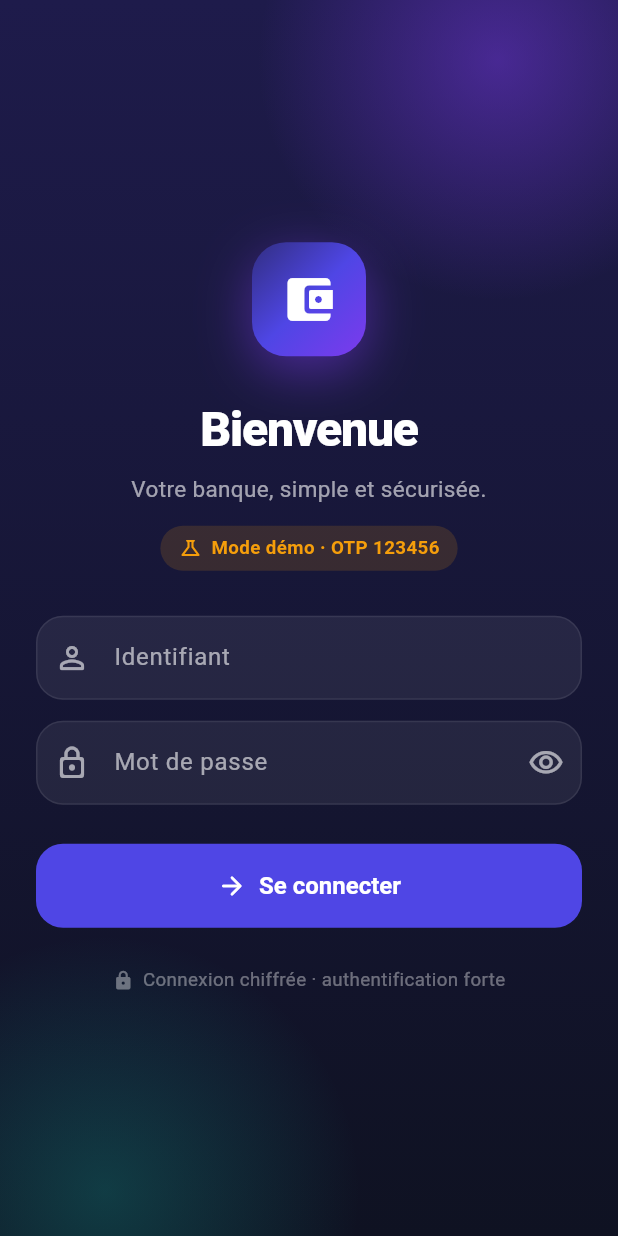
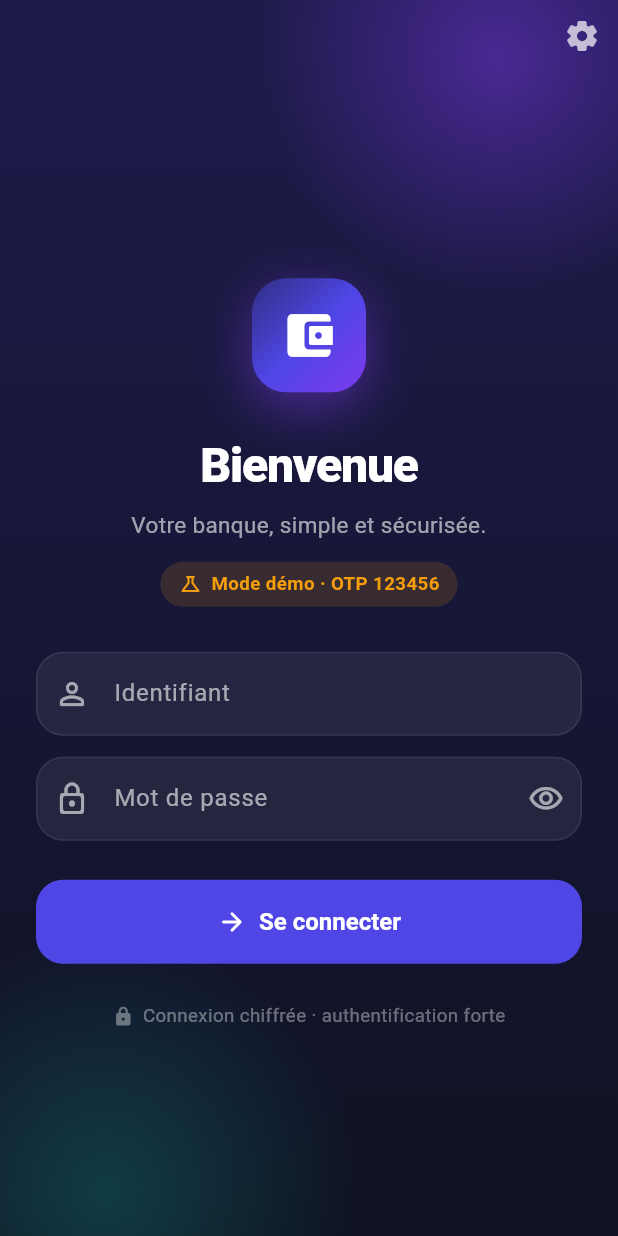
Before and after one commit to obssieh-hash/GodaFret, a Flutter app: the screen it shows after launch, on a phone screen of 412 x 824 dp. Run offline on Flutter 3.47's test engine with Material 3 defaults, Android fonts, the phone set to English and light mode, and no system bars; our stand-ins replace dio, fl_chart, flutter_secure_storage, local_auth; accounts and stored records are empty.

Commit message:
Installation sur un serveur Ubuntu du réseau local + serveur réglable dans l'app
- infra/install-local.sh : installe Docker, génère .env (mots de passe
  aléatoires, IP détectée), démarre la pile en HTTP sur le réseau local
  (docker-compose.lan.yml, Caddyfile.lan) et autorise le HTTP dans Keycloak.
- infra/demo-local.sh : client de démonstration en une commande.
- seed_demo.py : mot de passe Fineract généré sans caractères répétés
  (refusé aléatoirement par la politique Fineract).
- App : réglage « Serveur » (⚙️ sur l'écran de connexion) pour saisir l'IP
  sans recompiler ; HTTP autorisé en release seulement avec
  --android-project-arg=allowCleartext=true.
- INSTALLATION-LOCALE.md : guide pas à pas.

Testé : pile complète via l'IP du serveur (Keycloak, Fineract mobile,
Mifos X) et test d'intégration de l'app contre cette pile.

Co-Authored-By: Claude Opus 5.5 <noreply@anthropic.com>
Claude-Session: https://claude.ai/code/session_01TmYZEDVfgo2yzSnQJTWQgz

```diff
--- a/mobile/lib/config/app_config.dart
+++ b/mobile/lib/config/app_config.dart
@@ -79,6 +79,35 @@ class AppConfig {
 
   bool get isDemo => authMode == AuthMode.demo;
 
+  AppConfig copyWith({AuthMode? authMode, String? fineractUrl, String? keycloakUrl}) => AppConfig(
+        authMode: authMode ?? this.authMode,
+        fineractUrl: fineractUrl ?? this.fineractUrl,
+        tenant: tenant,
+        keycloakUrl: keycloakUrl ?? this.keycloakUrl,
+        keycloakRealm: keycloakRealm,
+        keycloakClientId: keycloakClientId,
+        mfaRequired: mfaRequired,
+        currency: currency,
+        lockAfter: lockAfter,
+      );
+
+  /// URLs déduites d'une adresse de serveur installé en réseau local
+  /// (`infra/install-local.sh`) : Keycloak sur 8081, API mobile sur 8082.
+  /// Une adresse commençant par http(s):// est utilisée telle quelle comme base.
+  static ({String fineract, String keycloak}) urlsForHost(String host) {
+    var h = host.trim();
+    while (h.endsWith('/')) {
+      h = h.substring(0, h.length - 1);
+    }
+    if (h.startsWith('http://') || h.startsWith('https://')) {
+      final uri = Uri.parse(h);
+      final base = '${uri.scheme}://${uri.host}';
+      return (fineract: '$base:8082/fineract-provider/api/v1', keycloak: '$base:8081');
+    }
+    final hostOnly = h.split(':').first;
+    return (fineract: 'http://$hostOnly:8082/fineract-provider/api/v1', keycloak: 'http://$hostOnly:8081');
+  }
+
   String get keycloakTokenUrl =>
       '$keycloakUrl/realms/$keycloakRealm/protocol/openid-connect/token';
 
--- a/mobile/lib/main.dart
+++ b/mobile/lib/main.dart
@@ -16,6 +16,7 @@ import 'services/demo_repository.dart';
 import 'services/fineract_repository.dart';
 import 'services/pin_service.dart';
 import 'services/secure_store.dart';
+import 'services/server_settings.dart';
 import 'state/bank_controller.dart';
 import 'state/session_controller.dart';
 import 'state/theme_controller.dart';
@@ -29,9 +30,37 @@ Future<void> main() async {
   WidgetsFlutterBinding.ensureInitialized();
   Intl.defaultLocale = 'fr_FR';
   await initializeDateFormatting('fr_FR');
+  runApp(const AppRoot());
+}
 
-  final config = AppConfig.fromEnvironment();
+/// Construit les services selon la configuration (compilation + serveur choisi
+/// dans l'application) et les reconstruit quand l'utilisateur change de serveur.
+class AppRoot extends StatefulWidget {
+  const AppRoot({super.key});
+
+  static AppRootState of(BuildContext context) => context.findAncestorStateOfType<AppRootState>()!;
+
+  @override
+  State<AppRoot> createState() => AppRootState();
+}
+
+class AppRootState extends State<AppRoot> {
   final store = SecureStore();
+  late final settings = ServerSettings(store);
+  final theme = ThemeController();
+  SessionController? _session;
+  BankController? _bank;
+  int _generation = 0;
+
+  @override
+  void initState() {
+    super.initState();
+    restart();
+  }
+
+  /// (Re)crée l'authentification, l'accès aux données et la session.
+  Future<void> restart() async {
+    final config = await settings.apply(AppConfig.fromEnvironment());
     final AuthService auth = switch (config.authMode) {
       AuthMode.demo => DemoAuthService(store),
       AuthMode.keycloak => KeycloakAuthService(config, store),
@@ -40,19 +69,34 @@ Future<void> main() async {
     final BankRepository repo = config.isDemo
         ? DemoRepository()
         : FineractRepository(FineractApi(config, authHeaders: auth.authHeaders), auth);
-
     final session = SessionController(config: config, auth: auth, pin: PinService(store), store: store);
     final bank = BankController(repo, onUnauthorized: session.onUnauthorized);
-  session.init();
+    await session.init();
+    if (!mounted) return;
+    setState(() {
+      _session = session;
+      _bank = bank;
+      _generation++;
+    });
+  }
 
-  runApp(GodaFretApp(session: session, bank: bank));
+  @override
+  Widget build(BuildContext context) {
+    final session = _session;
+    final bank = _bank;
+    if (session == null || bank == null) {
+      return const MaterialApp(debugShowCheckedModeBanner: false, home: AuthScaffold(child: Center(child: BrandLogo(size: 84))));
+    }
+    return GodaFretApp(key: ValueKey(_generation), session: session, bank: bank, theme: theme);
+  }
 }
 
 class GodaFretApp extends StatelessWidget {
-  const GodaFretApp({super.key, required this.session, required this.bank});
+  const GodaFretApp({super.key, required this.session, required this.bank, this.theme});
 
   final SessionController session;
   final BankController bank;
+  final ThemeController? theme;
 
   @override
   Widget build(BuildContext context) {
@@ -60,7 +104,7 @@ class GodaFretApp extends StatelessWidget {
       providers: [
         ChangeNotifierProvider.value(value: session),
         ChangeNotifierProvider.value(value: bank),
-        ChangeNotifierProvider(create: (_) => ThemeController()),
+        if (theme != null) ChangeNotifierProvider.value(value: theme!) else ChangeNotifierProvider(create: (_) => ThemeController()),
       ],
       child: Consumer<ThemeController>(
         builder: (context, theme, _) => MaterialApp(
--- /dev/null
+++ b/mobile/lib/services/server_settings.dart
@@ -0,0 +1,42 @@
+import '../config/app_config.dart';
+import 'secure_store.dart';
+
+/// Serveur choisi dans l'application (écran de connexion › ⚙️).
+/// Prioritaire sur la configuration de compilation (--dart-define).
+class ServerSettings {
+  ServerSettings(this.store);
+
+  final SecureStore store;
+
+  static const _mode = 'server_mode';
+  static const _fineract = 'server_fineract_url';
+  static const _keycloak = 'server_keycloak_url';
+  static const _host = 'server_host';
+
+  Future<AppConfig> apply(AppConfig base) async {
+    final mode = await store.read(_mode);
+    if (mode == null) return base;
+    final authMode = AuthMode.values.firstWhere((m) => m.name == mode, orElse: () => base.authMode);
+    return base.copyWith(
+      authMode: authMode,
+      fineractUrl: await store.read(_fineract),
+      keycloakUrl: await store.read(_keycloak),
+    );
+  }
+
+  Future<String?> host() => store.read(_host);
+
+  Future<void> save({
+    required AuthMode mode,
+    String? host,
+    String? fineractUrl,
+    String? keycloakUrl,
+  }) async {
+    // Changer de serveur invalide la session et le PIN de l'ancien.
+    await store.clearSession();
+    await store.write(_mode, mode.name);
+    await store.write(_host, host);
+    await store.write(_fineract, fineractUrl);
+    await store.write(_keycloak, keycloakUrl);
+  }
+}
--- a/mobile/lib/ui/screens/auth/auth_scaffold.dart
+++ b/mobile/lib/ui/screens/auth/auth_scaffold.dart
@@ -4,10 +4,13 @@ import '../../../core/theme.dart';
 
 /// Fond sombre dégradé commun aux écrans d'authentification.
 class AuthScaffold extends StatelessWidget {
-  const AuthScaffold({super.key, required this.child, this.onBack});
+  const AuthScaffold({super.key, required this.child, this.onBack, this.trailing});
 
   final Widget child;
   final VoidCallback? onBack;
+
+  /// Action en haut à droite (ex. réglages du serveur).
+  final Widget? trailing;
 
   @override
   Widget build(BuildContext context) {
@@ -30,13 +33,17 @@ class AuthScaffold extends StatelessWidget {
             SafeArea(
               child: Column(
                 children: [
-                  if (onBack != null)
-                    Align(
-                      alignment: Alignment.centerLeft,
-                      child: IconButton(
-                        onPressed: onBack,
-                        icon: const Icon(Icons.arrow_back_rounded, color: Colors.white),
-                      ),
+                  if (onBack != null || trailing != null)
+                    Row(
+                      children: [
+                        if (onBack != null)
+                          IconButton(
+                            onPressed: onBack,
+                            icon: const Icon(Icons.arrow_back_rounded, color: Colors.white),
+                          ),
+                        const Spacer(),
+                        ?trailing,
+                      ],
                     ),
                   Expanded(child: child),
                 ],
--- a/mobile/lib/ui/screens/auth/login_screen.dart
+++ b/mobile/lib/ui/screens/auth/login_screen.dart
@@ -6,6 +6,7 @@ import '../../../core/theme.dart';
 import '../../../state/session_controller.dart';
 import '../../widgets/common.dart';
 import 'auth_scaffold.dart';
+import 'server_sheet.dart';
 
 class LoginScreen extends StatefulWidget {
   const LoginScreen({super.key});
@@ -38,6 +39,11 @@ class _LoginScreenState extends State<LoginScreen> {
     final session = context.watch<SessionController>();
     final config = session.config;
     return AuthScaffold(
+      trailing: IconButton(
+        tooltip: 'Serveur',
+        onPressed: () => showServerSheet(context, config),
+        icon: const Icon(Icons.settings_rounded, color: Colors.white70),
+      ),
       child: Center(
         child: SingleChildScrollView(
           padding: const EdgeInsets.symmetric(horizontal: 24, vertical: 16),
@@ -62,7 +68,7 @@ class _LoginScreenState extends State<LoginScreen> {
                     style: TextStyle(color: Colors.white60, fontSize: 15),
                   ),
                   const SizedBox(height: 14),
-                  Center(child: _ModeChip(config.authMode)),
+                  Center(child: _ModeChip(config)),
                   const SizedBox(height: 30),
                   TextFormField(
                     controller: _user,
@@ -117,14 +123,15 @@ class _LoginScreenState extends State<LoginScreen> {
 }
 
 class _ModeChip extends StatelessWidget {
-  const _ModeChip(this.mode);
-  final AuthMode mode;
+  const _ModeChip(this.config);
+  final AppConfig config;
 
   @override
   Widget build(BuildContext context) {
-    final (label, icon, color) = switch (mode) {
+    final host = Uri.tryParse(config.keycloakUrl)?.host ?? '';
+    final (label, icon, color) = switch (config.authMode) {
       AuthMode.demo => ('Mode démo · OTP 123456', Icons.science_outlined, AppColors.amber),
-      AuthMode.keycloak => ('Keycloak · MFA', Icons.verified_user_outlined, AppColors.teal),
+      AuthMode.keycloak => ('Serveur $host · MFA', Icons.verified_user_outlined, AppColors.teal),
       AuthMode.fineract => ('Fineract · 2FA', Icons.shield_outlined, AppColors.sky),
     };
     return Container(
@@ -135,7 +142,13 @@ class _ModeChip extends StatelessWidget {
         children: [
           Icon(icon, size: 16, color: color),
           const SizedBox(width: 6),
-          Text(label, style: TextStyle(color: color, fontWeight: FontWeight.w700, fontSize: 12.5)),
+          Flexible(
+            child: Text(
+              label,
+              overflow: TextOverflow.ellipsis,
+              style: TextStyle(color: color, fontWeight: FontWeight.w700, fontSize: 12.5),
+            ),
+          ),
         ],
       ),
     );
```
Also changed, not shown: mobile/lib/ui/screens/auth/server_sheet.dart (added, +149 -0 lines), 13 other files. Lines whose indentation alone changed are shown as unchanged.
